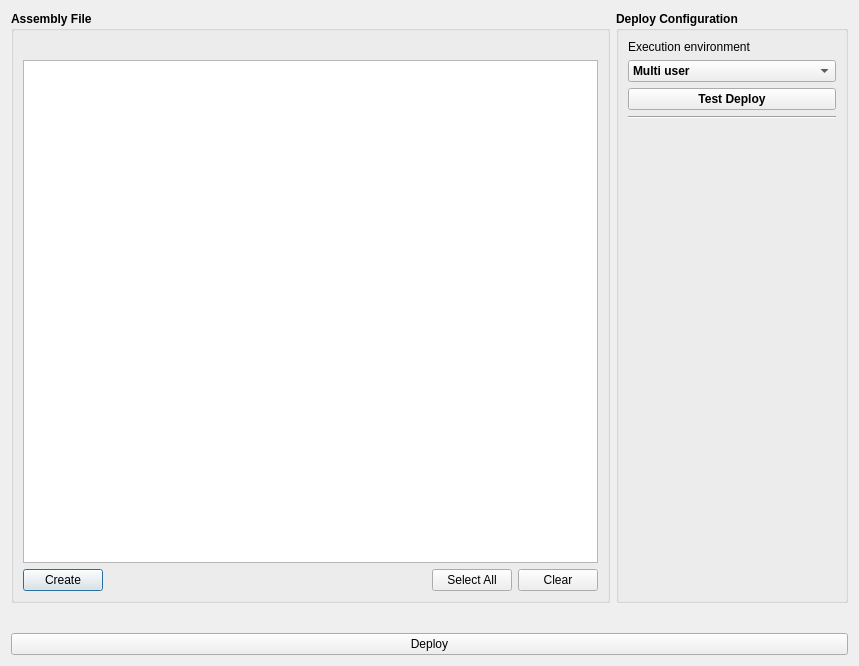
Above: src/miro/mirodeploydialog.ui from GAMS-dev/studio before the change. Below: the same form after it.
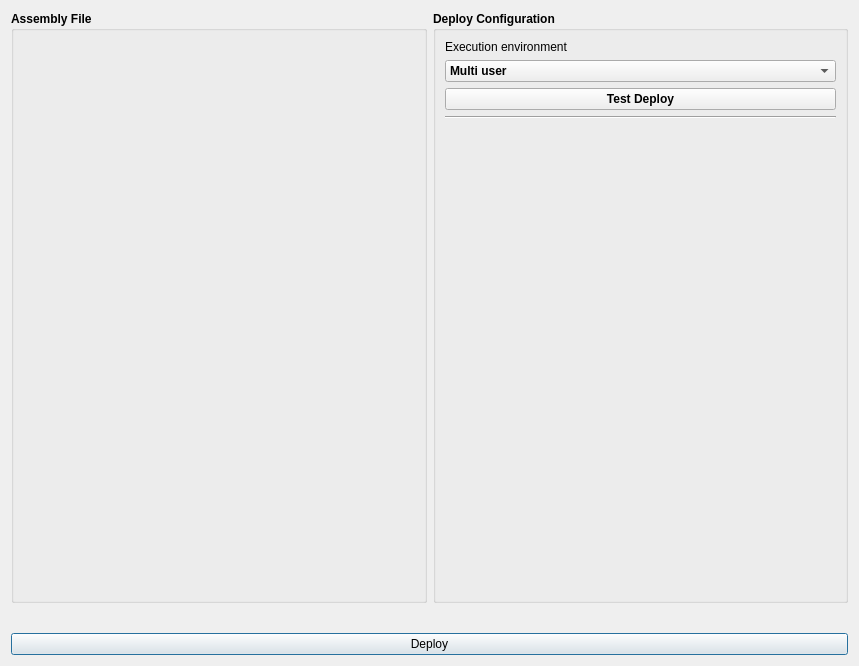
That is the form after the change. Custom widgets are drawn as their Qt base class.

Commit message: Extracted a FileSystemWidget from MiroDeployDialog to get it reusable. Shifted the widget including the FileSystemModel to the main src directory. Fixed bugs 1352 and 2054. Adapted button availability and name to current states

```diff
--- a/src/miro/mirodeploydialog.ui
+++ b/src/miro/mirodeploydialog.ui
@@ -17,7 +17,7 @@
    <item>
     <layout class="QHBoxLayout" name="horizontalLayout">
      <item>
-      <widget class="QGroupBox" name="groupBox_2">
+      <widget class="gams::studio::fs::FileSystemWidget" name="fileWidget">
        <property name="font">
         <font>
          <weight>75</weight>
@@ -27,74 +27,7 @@
        <property name="title">
         <string>Assembly File</string>
        </property>
-       <layout class="QVBoxLayout" name="verticalLayout_4">
-        <item>
-         <widget class="QLabel" name="assemblyFileLabel">
-          <property name="text">
-           <string/>
-          </property>
-         </widget>
-        </item>
-        <item>
-         <widget class="QTreeView" name="directoryView"/>
-        </item>
-        <item>
-         <layout class="QHBoxLayout" name="horizontalLayout_2">
-          <item>
-           <widget class="QPushButton" name="createButton">
-            <property name="font">
-             <font>
-              <weight>50</weight>
-              <bold>false</bold>
-             </font>
-            </property>
-            <property name="text">
-             <string>Create</string>
-            </property>
-           </widget>
-          </item>
-          <item>
-           <spacer name="horizontalSpacer">
-            <property name="orientation">
-             <enum>Qt::Horizontal</enum>
-            </property>
-            <property name="sizeHint" stdset="0">
-             <size>
-              <width>40</width>
-              <height>20</height>
-             </size>
-            </property>
-           </spacer>
-          </item>
-          <item>
-           <widget class="QPushButton" name="selectAllButton">
-            <property name="font">
-             <font>
-              <weight>50</weight>
-              <bold>false</bold>
-             </font>
-            </property>
-            <property name="text">
-             <string>Select All</string>
-            </property>
-           </widget>
-          </item>
-          <item>
-           <widget class="QPushButton" name="clearButton">
-            <property name="font">
-             <font>
-              <weight>50</weight>
-              <bold>false</bold>
-             </font>
-            </property>
-            <property name="text">
-             <string>Clear</string>
-            </property>
-           </widget>
-          </item>
-         </layout>
-        </item>
-       </layout>
+       <layout class="QVBoxLayout" name="verticalLayout_4"/>
       </widget>
      </item>
      <item>
@@ -227,6 +160,14 @@
    </item>
   </layout>
  </widget>
+ <customwidgets>
+  <customwidget>
+   <class>gams::studio::fs::FileSystemWidget</class>
+   <extends>QGroupBox</extends>
+   <header location="global">filesystemwidget.h</header>
+   <container>1</container>
+  </customwidget>
+ </customwidgets>
  <tabstops>
   <tabstop>targetEnvBox</tabstop>
   <tabstop>testBaseButton</tabstop>
```
The commit also changes 7 other files.
